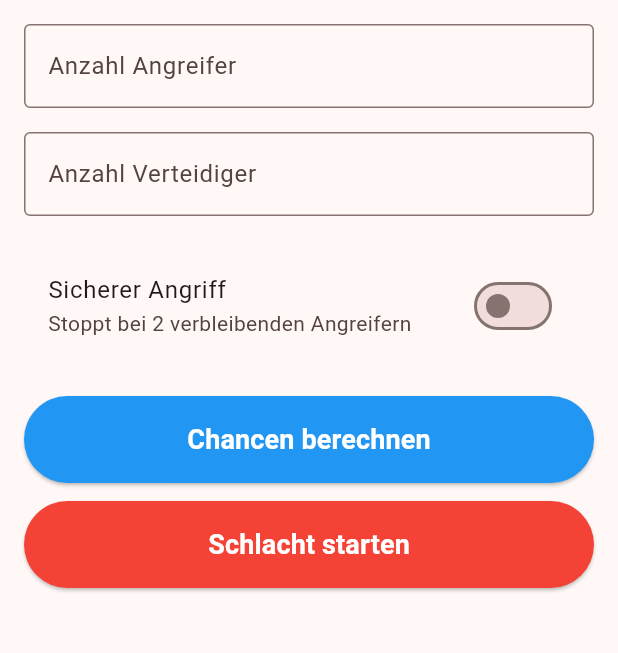
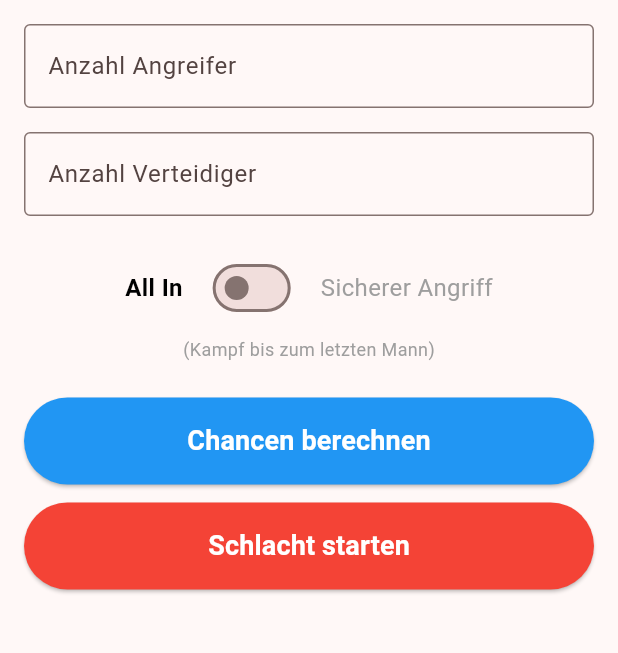
Before and after one commit to Peruno/Risiko, a Flutter app: the screen it shows after launch, on a phone screen of 412 x 824 dp, the part 84-737 px from its top. Run offline on Flutter 3.47's test engine with Material 3 defaults, Android fonts, the phone set to English and light mode, and no system bars.

Commit message:
finetuning and upper limit for input

```diff
--- a/lib/main.dart
+++ b/lib/main.dart
@@ -46,9 +46,23 @@ class _BattleSimulatorPageState extends State<BattleSimulatorPage> {
       return;
     }
 
+    if (attackers > 128) {
+      setState(() {
+        _result = 'Anzahl der Angreifer darf maximal 128 sein';
+      });
+      return;
+    }
+
     if (defenders < 1) {
       setState(() {
         _result = 'Anzahl der Verteidiger muss mindestens 1 sein';
+      });
+      return;
+    }
+
+    if (defenders > 128) {
+      setState(() {
+        _result = 'Anzahl der Verteidiger darf maximal 128 sein';
       });
       return;
     }
@@ -89,9 +103,23 @@ class _BattleSimulatorPageState extends State<BattleSimulatorPage> {
       return;
     }
 
+    if (attackers > 128) {
+      setState(() {
+        _result = 'Anzahl der Angreifer darf maximal 128 sein';
+      });
+      return;
+    }
+
     if (defenders < 1) {
       setState(() {
         _result = 'Anzahl der Verteidiger muss mindestens 1 sein';
+      });
+      return;
+    }
+
+    if (defenders > 128) {
+      setState(() {
+        _result = 'Anzahl der Verteidiger darf maximal 128 sein';
       });
       return;
     }
@@ -124,17 +152,12 @@ class _BattleSimulatorPageState extends State<BattleSimulatorPage> {
   String _formatProbabilities(BattleResult result) {
     final buffer = StringBuffer();
 
-    if (_safeAttackMode) {
-      buffer.writeln('(Sicherer Angriff - stoppt bei 2 Angreifern)');
-      buffer.writeln('');
-    }
-
-    buffer.writeln('Siegchance des Angreifers: ${(result.winProbability * 100).toStringAsFixed(1)}%');
+    buffer.writeln('Angreifer gewinnt: ${(result.winProbability * 100).toStringAsFixed(1)}%');
     if (_safeAttackMode) {
       final retreatProb = result.lossProbabilities.values.reduce((a, b) => a + b);
       buffer.writeln('Rückzug: ${(retreatProb * 100).toStringAsFixed(1)}%');
     } else {
-      buffer.writeln('Siegchance des Verteidigers: ${((1 - result.winProbability) * 100).toStringAsFixed(1)}%');
+      buffer.writeln('Verteidiger gewinnt: ${((1 - result.winProbability) * 100).toStringAsFixed(1)}%');
     }
 
     return buffer.toString();
@@ -159,9 +182,7 @@ class _BattleSimulatorPageState extends State<BattleSimulatorPage> {
         break;
       case BattleOutcome.retreat:
         buffer.writeln('🟡 RÜCKZUG DES ANGREIFERS!');
-        buffer.writeln('Angreifer stoppt bei 2 Truppen');
         buffer.writeln('Verluste des Verteidigers: ${result.losses}');
-        buffer.writeln('Verbleibende Verteidiger: ${defenders - result.losses}');
         break;
     }
 
@@ -188,6 +209,7 @@ class _BattleSimulatorPageState extends State<BattleSimulatorPage> {
                 labelText: 'Anzahl Angreifer',
                 border: OutlineInputBorder(),
                 hintText: 'Anzahl der angreifenden Truppen',
+                counterText: '',
               ),
             ),
             const SizedBox(height: 16),
@@ -198,18 +220,56 @@ class _BattleSimulatorPageState extends State<BattleSimulatorPage> {
                 labelText: 'Anzahl Verteidiger',
                 border: OutlineInputBorder(),
                 hintText: 'Anzahl der verteidigenden Truppen',
+                counterText: '',
               ),
             ),
             const SizedBox(height: 24),
-            SwitchListTile(
-              title: const Text('Sicherer Angriff'),
-              subtitle: const Text('Stoppt bei 2 verbleibenden Angreifern'),
+            Center(
+              child: Column(
+                children: [
+                  Row(
+                    mainAxisAlignment: MainAxisAlignment.center,
+                    children: [
+                      Text(
+                        'All In',
+                        style: TextStyle(
+                          fontSize: 16,
+                          fontWeight: _safeAttackMode ? FontWeight.normal : FontWeight.bold,
+                          color: _safeAttackMode ? Colors.grey : Colors.black,
+                        ),
+                      ),
+                      const SizedBox(width: 16),
+                      Switch(
                         value: _safeAttackMode,
                         onChanged: (bool value) {
                           setState(() {
                             _safeAttackMode = value;
                           });
                         },
+                      ),
+                      const SizedBox(width: 16),
+                      Text(
+                        'Sicherer Angriff',
+                        style: TextStyle(
+                          fontSize: 16,
+                          fontWeight: _safeAttackMode ? FontWeight.bold : FontWeight.normal,
+                          color: _safeAttackMode ? Colors.black : Colors.grey,
+                        ),
+                      ),
+                    ],
+                  ),
+                  const SizedBox(height: 8),
+                  Text(
+                    _safeAttackMode
+                        ? '(Stoppt bei 2 verbleibenden Angreifern)'
+                        : '(Kampf bis zum letzten Mann)',
+                    style: const TextStyle(
+                      fontSize: 12,
+                      color: Colors.grey,
+                    ),
+                  ),
+                ],
+              ),
             ),
             const SizedBox(height: 24),
             ElevatedButton(
@@ -248,6 +308,7 @@ class _BattleSimulatorPageState extends State<BattleSimulatorPage> {
                 child: Text(
                   _result,
                   style: const TextStyle(fontSize: 16),
+                  textAlign: TextAlign.center,
                 ),
               ),
             ],
```
Lines whose indentation alone changed are shown as unchanged.
